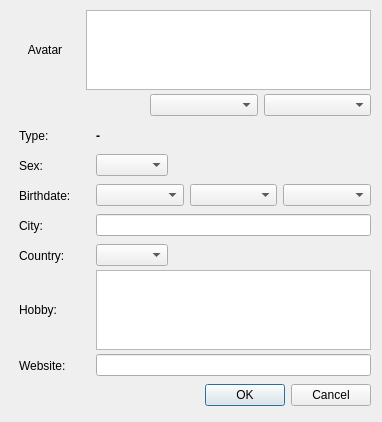
gitter-badger/simplechatclient, file ui/my_profile.ui: the form before one commit.
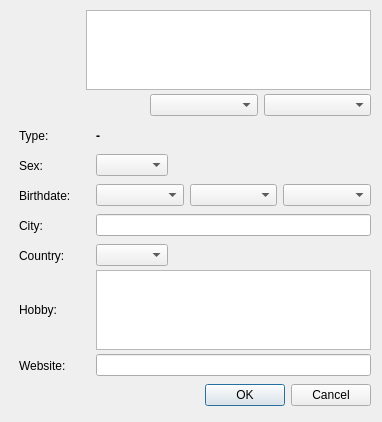
The form after the commit. Icons and pictures are not drawn.

Commit message: fix loading avatars

Diff of the .ui file:
```diff
--- a/ui/my_profile.ui
+++ b/ui/my_profile.ui
@@ -72,7 +72,7 @@
          </size>
         </property>
         <property name="text">
-         <string>Avatar</string>
+         <string/>
         </property>
         <property name="alignment">
          <set>Qt::AlignCenter</set>
```
The commit also changes 2 other files.
